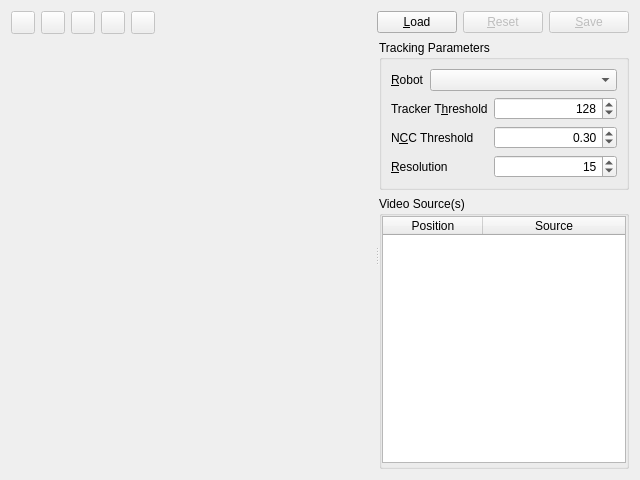
First picture: the form in app/src/tools/gui/TrackRobotToolWidget.ui, repository dysonltd-zz/gts, before the edit.
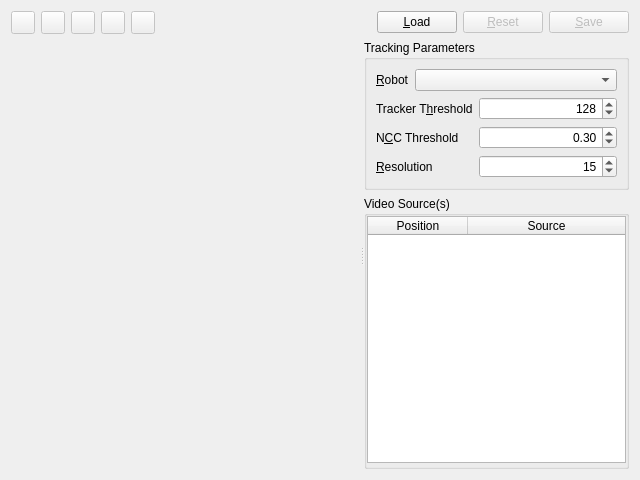
Second picture: the form after the edit. Icons and pictures are not drawn. Custom widgets are drawn as their Qt base class.

What changed in the file:
```diff
--- a/app/src/tools/gui/TrackRobotToolWidget.ui
+++ b/app/src/tools/gui/TrackRobotToolWidget.ui
@@ -229,7 +229,7 @@
       </property>
       <property name="minimumSize">
        <size>
-        <width>250</width>
+        <width>265</width>
         <height>0</height>
        </size>
       </property>
@@ -350,6 +350,9 @@
               <property name="alignment">
                <set>Qt::AlignRight|Qt::AlignTrailing|Qt::AlignVCenter</set>
               </property>
+              <property name="minimum">
+               <double>-1.000000000000000</double>
+              </property>
               <property name="maximum">
                <double>1.000000000000000</double>
               </property>
```
Lines whose indentation alone changed are shown as unchanged.
